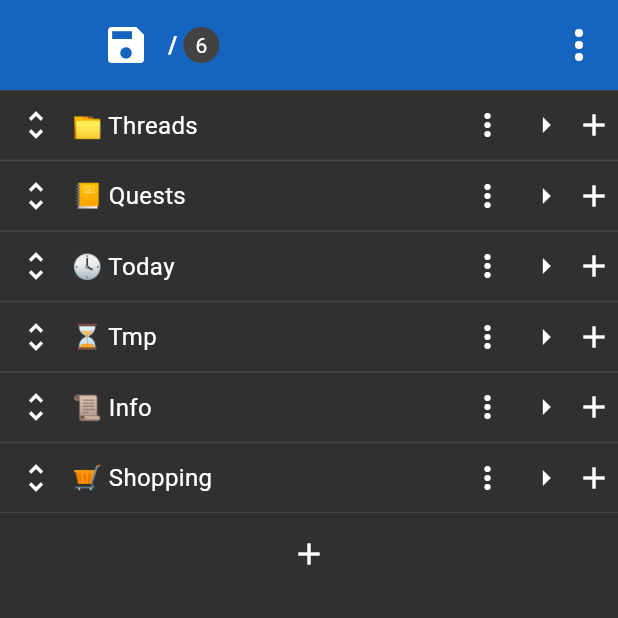
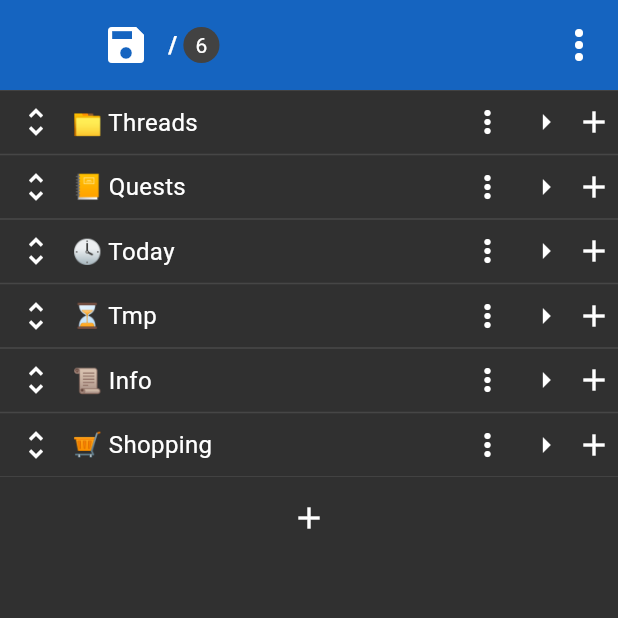
Before and after one commit to igrek51/todotree, a Flutter app: the screen it shows after launch, on a phone screen of 412 x 824 dp, the top half of it. Run offline on Flutter 3.47's test engine with Material 3 defaults, Android fonts, the phone set to English and light mode, and no system bars; our stand-ins replace confetti, file_picker, flutter_slidable, permission_handler, settings_ui, shared_preferences and 2 more; missing offline and left inert: move_to_background, window_manager, yaml_writer.

Commit message:
Decrease vertical padding for small fonts

```diff
--- a/lib/views/editor/editor_widget.dart
+++ b/lib/views/editor/editor_widget.dart
@@ -25,7 +25,7 @@ class EditorWidget extends StatelessWidget {
       ),
       style: TextStyle(
         color: Colors.white,
-        fontSize: 20,
+        fontSize: 19,
         fontFamily: 'RobotoMono',
       ),
       onSubmitted: (value) => editorController.concludeNumericInput(),
--- a/lib/views/tree_browser/browser_widget.dart
+++ b/lib/views/tree_browser/browser_widget.dart
@@ -16,7 +16,6 @@ import 'package:todotree/views/tree_browser/browser_controller.dart';
 import 'package:todotree/views/tree_browser/browser_state.dart';
 
 const double _iconButtonInternalSize = 24;
-const double _iconButtonPaddingV = 11;
 const double _reoderButtonPaddingH = 12;
 const double _moreButtonPaddingH = 11;
 const double _midButtonPaddingH = 4;
@@ -132,6 +131,7 @@ class TreeListItemWidgetState extends State<TreeListItemWidget> with TickerProvi
   double animationTopOffset = 0;
   bool animatingHighlight = false;
   final _inkWellKey = GlobalKey();
+  double _iconButtonPaddingV = 11.0;
 
   @override
   void initState() {
@@ -177,6 +177,11 @@ class TreeListItemWidgetState extends State<TreeListItemWidget> with TickerProvi
     final browserController = Provider.of<BrowserController>(context, listen: false);
     final settingsProvider = Provider.of<SettingsProvider>(context, listen: false);
 
+    _iconButtonPaddingV = switch (settingsProvider.largeFont) {
+      true => 11.0,
+      false => 9.0,
+    };
+
     _startHighlightAnimation(browserController);
     _startOffsetAnimation(browserController);
 
@@ -218,6 +223,7 @@ class TreeListItemWidgetState extends State<TreeListItemWidget> with TickerProvi
                 position: widget.position,
                 treeItem: widget.treeItem,
                 rippleIndicatorKey: widget.rippleIndicatorKey,
+                iconButtonPaddingV: _iconButtonPaddingV,
               ),
             ),
           ),
@@ -276,11 +282,13 @@ class TreeItemRow extends StatelessWidget {
     required this.position,
     required this.treeItem,
     required this.rippleIndicatorKey,
+    required this.iconButtonPaddingV,
   });
 
   final int position;
   final TreeNode treeItem;
   final GlobalKey<RippleIndicatorState> rippleIndicatorKey;
+  final double iconButtonPaddingV;
 
   @override
   Widget build(BuildContext context) {
@@ -343,7 +351,7 @@ class TreeItemRow extends StatelessWidget {
               size: _iconButtonInternalSize,
               color: Colors.white,
             ),
-            padding: EdgeInsets.symmetric(vertical: _iconButtonPaddingV, horizontal: _reoderButtonPaddingH),
+            padding: EdgeInsets.symmetric(vertical: iconButtonPaddingV, horizontal: _reoderButtonPaddingH),
             constraints: BoxConstraints(),
             style: const ButtonStyle(tapTargetSize: MaterialTapTargetSize.shrinkWrap),
             onPressed: () {
@@ -420,7 +428,7 @@ class TreeItemRow extends StatelessWidget {
         size: _iconButtonInternalSize,
         color: Colors.white,
       ),
-      padding: EdgeInsets.symmetric(vertical: _iconButtonPaddingV, horizontal: _moreButtonPaddingH),
+      padding: EdgeInsets.symmetric(vertical: iconButtonPaddingV, horizontal: _moreButtonPaddingH),
       constraints: BoxConstraints(),
       style: const ButtonStyle(tapTargetSize: MaterialTapTargetSize.shrinkWrap),
       onPressed: () {
@@ -441,7 +449,7 @@ class TreeItemRow extends StatelessWidget {
             size: _iconButtonInternalSize,
             color: Colors.white,
           ),
-          padding: EdgeInsets.symmetric(vertical: _iconButtonPaddingV, horizontal: _midButtonPaddingH),
+          padding: EdgeInsets.symmetric(vertical: iconButtonPaddingV, horizontal: _midButtonPaddingH),
           constraints: BoxConstraints(),
           style: const ButtonStyle(tapTargetSize: MaterialTapTargetSize.shrinkWrap),
           onPressed: () {
@@ -462,7 +470,7 @@ class TreeItemRow extends StatelessWidget {
             size: _iconButtonInternalSize,
             color: Colors.white,
           ),
-          padding: EdgeInsets.symmetric(vertical: _iconButtonPaddingV, horizontal: _midButtonPaddingH),
+          padding: EdgeInsets.symmetric(vertical: iconButtonPaddingV, horizontal: _midButtonPaddingH),
           constraints: BoxConstraints(),
           style: const ButtonStyle(tapTargetSize: MaterialTapTargetSize.shrinkWrap),
           onPressed: () {
@@ -484,7 +492,7 @@ class TreeItemRow extends StatelessWidget {
           size: _iconButtonInternalSize,
           color: Colors.white,
         ),
-        padding: EdgeInsets.symmetric(vertical: _iconButtonPaddingV, horizontal: _addButtonPaddingH),
+        padding: EdgeInsets.symmetric(vertical: iconButtonPaddingV, horizontal: _addButtonPaddingH),
         constraints: BoxConstraints(),
         style: const ButtonStyle(tapTargetSize: MaterialTapTargetSize.shrinkWrap),
         onPressed: () {
```
